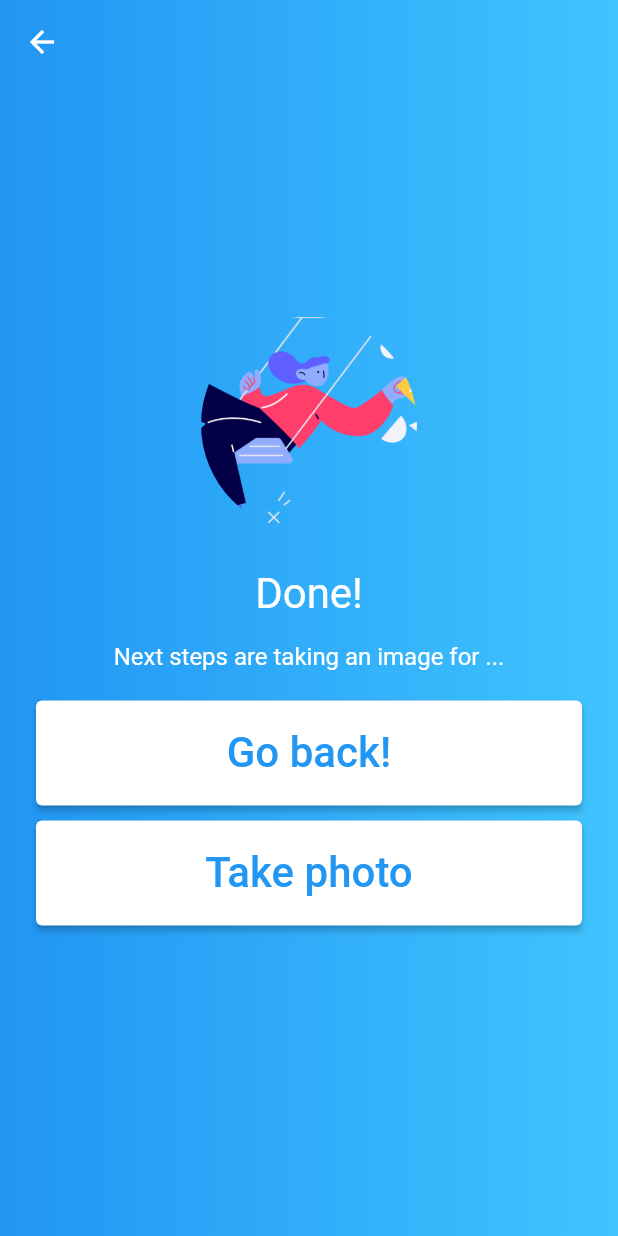
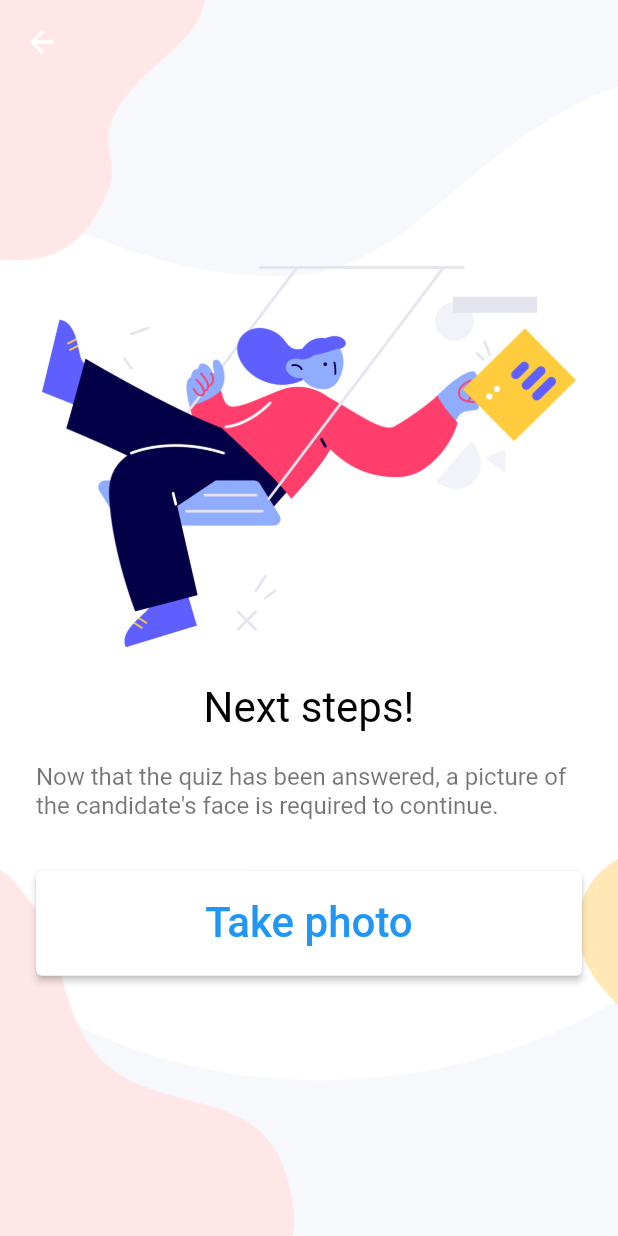
Before and after one commit to paulinagzd/detectas, a Flutter app: the NextStepsPage screen opened directly, on a phone screen of 412 x 824 dp. Run offline on Flutter 3.47's test engine with Material 2 defaults, Android fonts, the phone set to English and light mode, and no system bars; our stand-ins replace flutter_animation_progress_bar, geolocator, get, google_maps_flutter; missing offline and left inert: after_init.

Commit message:
general app done

```diff
--- a/lib/components/body.dart
+++ b/lib/components/body.dart
@@ -18,6 +18,12 @@ class Body extends StatelessWidget {
     QuestionController _questionController = Get.put(QuestionController());
     return Stack(
       children: [
+        Image.asset(
+          "assets/images/background.png",
+          height: MediaQuery.of(context).size.height,
+          width: MediaQuery.of(context).size.width,
+          fit: BoxFit.cover,
+        ),
         // WebsafeSvg.asset("assets/icons/bg.svg", fit: BoxFit.fill),
         SafeArea(
           child: Column(
--- a/lib/controllers/questions.dart
+++ b/lib/controllers/questions.dart
@@ -76,7 +76,6 @@ class QuestionController extends GetxController
       _pageController.nextPage(
           duration: Duration(milliseconds: 250), curve: Curves.ease);
     } else {
-      // Get package provide us simple way to naviigate another page
       Get.to(NextStepsPage());
     }
   }
--- a/lib/screens/nextInstructions.dart
+++ b/lib/screens/nextInstructions.dart
@@ -1,4 +1,3 @@
-import 'package:get/get.dart';
 import 'package:flutter/material.dart';
 import 'cameraScreen.dart';
 
@@ -9,10 +8,9 @@ class NextStepsPage extends StatelessWidget {
       tag: 'hero',
       child: Padding(
         padding: EdgeInsets.all(16.0),
-        child: CircleAvatar(
-          radius: 72.0,
-          backgroundColor: Colors.transparent,
-          backgroundImage: AssetImage('assets/images/after.png'),
+        child: Container(
+          alignment: Alignment.center,
+          child: new Image.asset('assets/images/after.png'),
         ),
       ),
     );
@@ -20,16 +18,16 @@ class NextStepsPage extends StatelessWidget {
     final welcome = Padding(
       padding: EdgeInsets.all(8.0),
       child: Text(
-        'Done!',
-        style: TextStyle(fontSize: 28.0, color: Colors.white),
+        'Next steps!',
+        style: TextStyle(fontSize: 28.0, color: Colors.black),
       ),
     );
 
     final description = Padding(
-      padding: EdgeInsets.all(8.0),
+      padding: EdgeInsets.all(12.0),
       child: Text(
-        "Next steps are taking an image for ...",
-        style: TextStyle(fontSize: 16.0, color: Colors.white),
+        "Now that the quiz has been answered, a picture of the candidate's face is required to continue.",
+        style: TextStyle(fontSize: 16.0, color: Colors.black54),
       ),
     );
 
@@ -40,20 +38,6 @@ class NextStepsPage extends StatelessWidget {
         child: Column(
           crossAxisAlignment: CrossAxisAlignment.start,
           children: [
-            SizedBox(
-              width: double.infinity,
-              height: 70.0,
-              child: ElevatedButton(
-                style: ElevatedButton.styleFrom(
-                  primary: Colors.white, // background
-                  onPrimary: Colors.blue, // foreground
-                ),
-                onPressed: () {
-                  Navigator.pop(context);
-                },
-                child: Text('Go back!', style: TextStyle(fontSize: 28.0)),
-              ),
-            ),
             SizedBox(
               width: double.infinity,
               height: 10.0,
@@ -83,26 +67,30 @@ class NextStepsPage extends StatelessWidget {
     final body = Container(
       width: MediaQuery.of(context).size.width,
       padding: EdgeInsets.all(12.0),
-      decoration: BoxDecoration(
-        gradient: LinearGradient(colors: [
-          Colors.blue,
-          Colors.lightBlueAccent,
-        ]),
-      ),
       child: Column(
         mainAxisAlignment: MainAxisAlignment.center,
         children: <Widget>[circle, welcome, description, buttonRow],
       ),
     );
 
-    return Scaffold(
-      extendBodyBehindAppBar: true,
-      appBar: AppBar(
-        // Fluttter show the back button automatically
-        backgroundColor: Colors.transparent,
-        elevation: 0,
+    return Stack(children: <Widget>[
+      Image.asset(
+        "assets/images/background.png",
+        height: MediaQuery.of(context).size.height,
+        width: MediaQuery.of(context).size.width,
+        fit: BoxFit.cover,
       ),
-      body: body,
-    );
+      Scaffold(
+          backgroundColor: Colors.transparent,
+          extendBodyBehindAppBar: true,
+          appBar: AppBar(
+            // Fluttter show the back button automatically
+            backgroundColor: Colors.transparent,
+            elevation: 0,
+          ),
+          body: Center(
+            child: body,
+          ))
+    ]);
   }
 }
```
Also changed, not shown: lib/screens/about.dart (+50 -28 lines), lib/screens/introQuiz.dart (+24 -35 lines), lib/screens/menuScreen.dart (+58 -29 lines), lib/screens/quizProcess.dart (+10 -15 lines), lib/screens/sMapScreen.dart (+14 -0 lines), assets/images/background.png (added), assets/images/detectAS.png (added), 2 other files.
